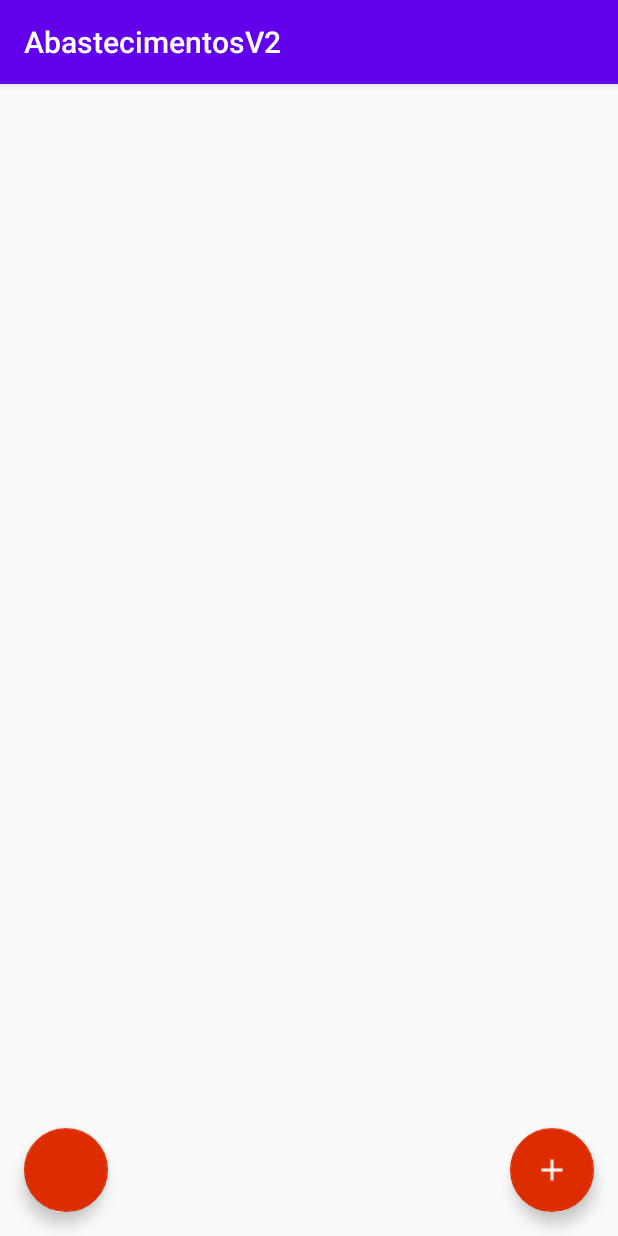
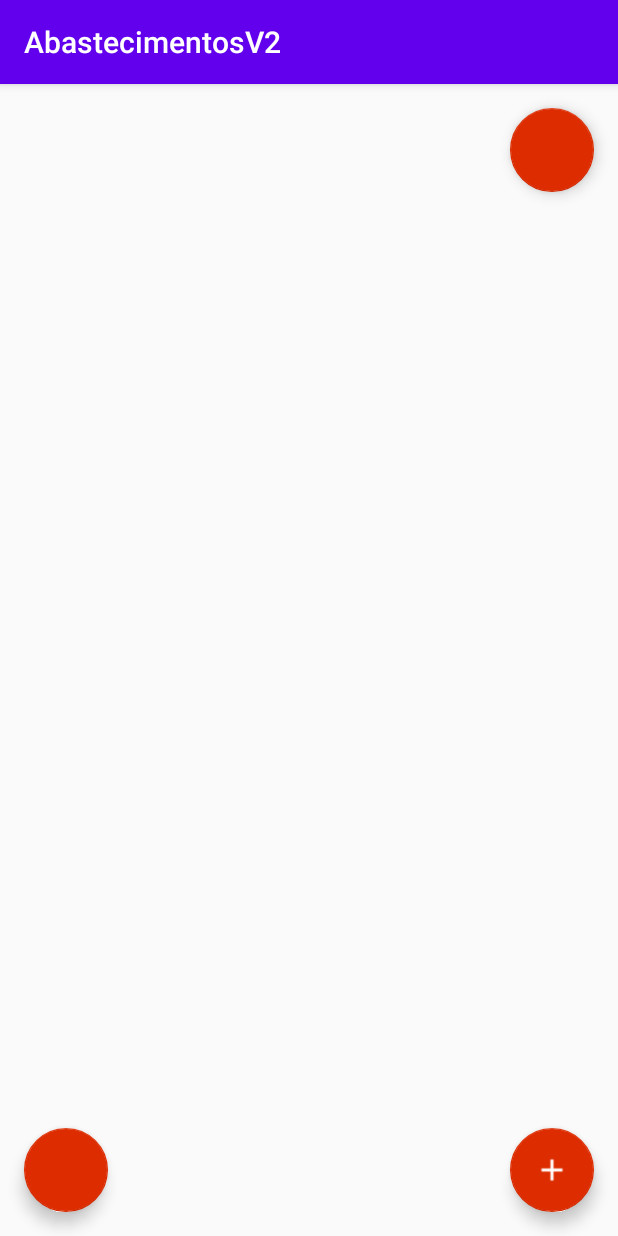
Before and after one commit to deyviddalbem/AbastecimentosApp, an Android app: the screen it shows after launch (ListarActivity), on a phone screen of 412 x 824 dp. Run offline under Robolectric (Android 15) with nearby library versions, the phone set to English and light mode, and no system bars.

```diff
--- a/AbastecimentosV2/app/src/main/java/br/edu/ifro/vilhena/abastecimentosv2/ListarActivity.java
+++ b/AbastecimentosV2/app/src/main/java/br/edu/ifro/vilhena/abastecimentosv2/ListarActivity.java
@@ -26,6 +26,8 @@ public class ListarActivity extends AppCompatActivity {
     private ListView listar;
     private FloatingActionButton btnAdd;
     private FloatingActionButton btnListarCombustiveis;
+    private FloatingActionButton btnChamarTelaResumo;
+
 
     @Override
     protected void onCreate(Bundle savedInstanceState) {
@@ -36,6 +38,7 @@ public class ListarActivity extends AppCompatActivity {
         listar = findViewById(R.id.listaAbastecimentos);
         btnAdd = findViewById(R.id.addAbastecimento);
         btnListarCombustiveis = findViewById(R.id.activityListarBtnListarCombustiveis);
+        btnChamarTelaResumo= findViewById(R.id.btnChamarActivityResumo);
 
 
         btnListarCombustiveis.setOnClickListener(new View.OnClickListener() {
@@ -50,6 +53,14 @@ public class ListarActivity extends AppCompatActivity {
             @Override
             public void onClick(View v) {
                 Intent intent = new Intent(ListarActivity.this, AbastecimentoActivity.class);
+                startActivity(intent);
+            }
+        });
+
+        btnChamarTelaResumo.setOnClickListener(new View.OnClickListener() {
+            @Override
+            public void onClick(View v) {
+                Intent intent = new Intent(ListarActivity.this,ResumoActivity.class);
                 startActivity(intent);
             }
         });
--- a/AbastecimentosV2/app/src/main/java/br/edu/ifro/vilhena/abastecimentosv2/Model/Abastecimento.java
+++ b/AbastecimentosV2/app/src/main/java/br/edu/ifro/vilhena/abastecimentosv2/Model/Abastecimento.java
@@ -82,4 +82,5 @@ public class Abastecimento implements Serializable {
     public String toString() {
         return nomePosto + " - " + data;
     }
+
 }
--- a/AbastecimentosV2/app/src/main/res/layout/activity_listar.xml
+++ b/AbastecimentosV2/app/src/main/res/layout/activity_listar.xml
@@ -29,5 +29,10 @@
         android:layout_margin="16dp"
         android:clickable="true"
          />
-
+        <android.support.design.widget.FloatingActionButton
+            android:layout_width="wrap_content"
+            android:layout_height="wrap_content"
+            android:layout_alignParentRight="true"
+            android:layout_margin="16dp"
+            android:id="@+id/btnChamarActivityResumo"/>
 </RelativeLayout>
```
Also changed, not shown: AbastecimentosV2/app/src/main/java/br/edu/ifro/vilhena/abastecimentosv2/DAO/AbastecimentoDAO.java (+33 -0 lines), AbastecimentosV2/app/src/main/java/br/edu/ifro/vilhena/abastecimentosv2/ResumoActivity.java (+18 -0 lines), AbastecimentosV2/app/src/main/res/layout/activity_resumo.xml (+12 -5 lines).
